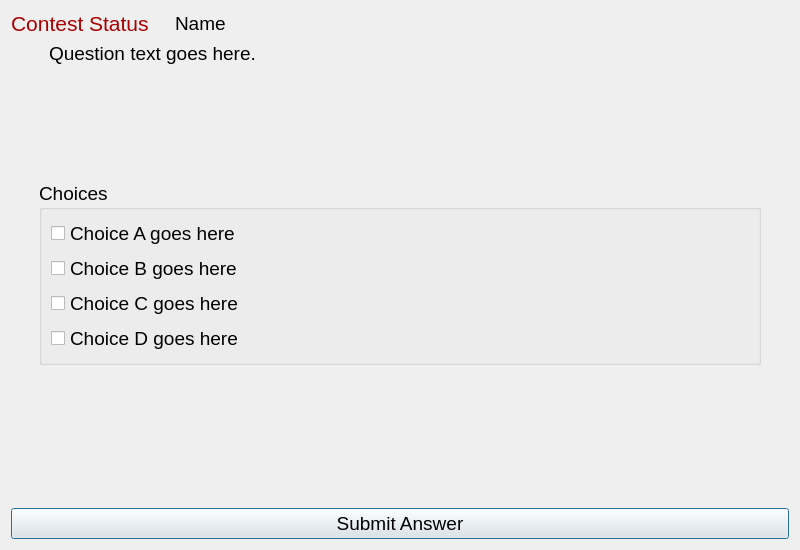
Before: the Qt Designer form src/client/finalsChoice.ui in trigger-happy/Cerberus, drawn with Qt 5.
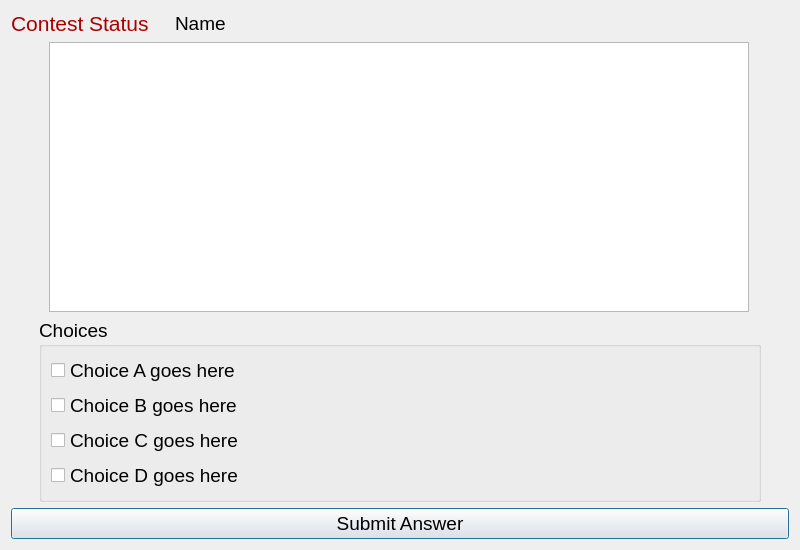
After: the same form once the commit is applied.

Commit message: Contestant: Implemented a fix for the long question issue.

The edit to the form file:
```diff
--- a/src/client/finalsChoice.ui
+++ b/src/client/finalsChoice.ui
@@ -138,36 +138,31 @@
       </spacer>
      </item>
      <item>
-      <widget class="QLabel" name="question_lbl">
-       <property name="font">
-        <font>
-         <pointsize>14</pointsize>
-        </font>
-       </property>
-       <property name="text">
-        <string>Question text goes here.</string>
+      <widget class="QTextEdit" name="question_text">
+       <property name="readOnly">
+        <bool>true</bool>
        </property>
       </widget>
      </item>
+     <item>
+      <spacer name="horizontalSpacer_5">
+       <property name="orientation">
+        <enum>Qt::Horizontal</enum>
+       </property>
+       <property name="sizeType">
+        <enum>QSizePolicy::Fixed</enum>
+       </property>
+       <property name="sizeHint" stdset="0">
+        <size>
+         <width>40</width>
+         <height>20</height>
+        </size>
+       </property>
+      </spacer>
+     </item>
     </layout>
    </item>
    <item row="2" column="0">
-    <spacer name="verticalSpacer_3">
-     <property name="orientation">
-      <enum>Qt::Vertical</enum>
-     </property>
-     <property name="sizeType">
-      <enum>QSizePolicy::Fixed</enum>
-     </property>
-     <property name="sizeHint" stdset="0">
-      <size>
-       <width>21</width>
-       <height>110</height>
-      </size>
-     </property>
-    </spacer>
-   </item>
-   <item row="3" column="0">
     <layout class="QHBoxLayout" name="horizontalLayout_2">
      <item>
       <spacer name="horizontalSpacer_2">
@@ -249,20 +244,7 @@
      </item>
     </layout>
    </item>
-   <item row="4" column="0">
-    <spacer name="verticalSpacer">
-     <property name="orientation">
-      <enum>Qt::Vertical</enum>
-     </property>
-     <property name="sizeHint" stdset="0">
-      <size>
-       <width>20</width>
-       <height>40</height>
-      </size>
-     </property>
-    </spacer>
-   </item>
-   <item row="5" column="0">
+   <item row="3" column="0">
     <widget class="QPushButton" name="submit_btn">
      <property name="font">
       <font>
```
The commit also changes 4 other files.
